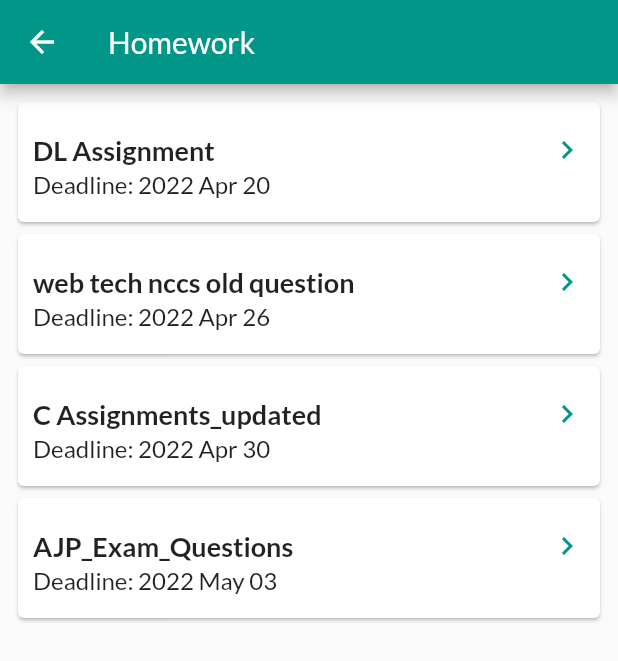
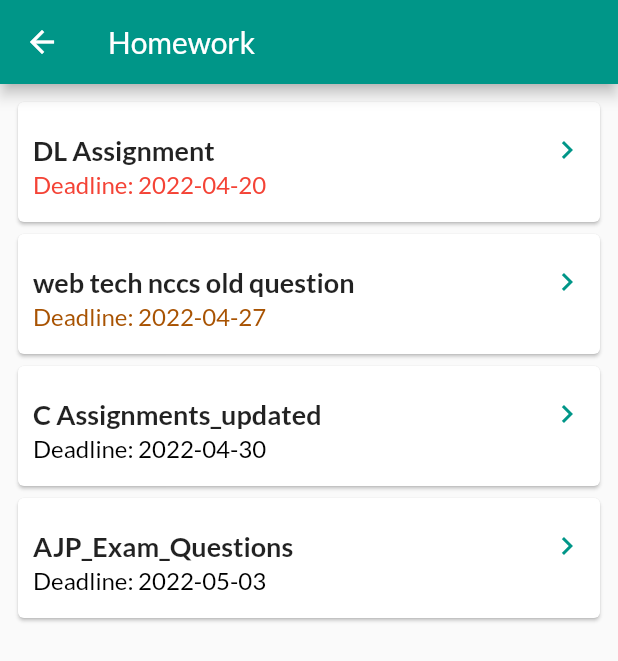
Before and after one commit to sitaitani/30DaysOfFlutter, a Flutter app: the screen it shows after launch, in the side drawer, after a tap on "Homework", on a phone screen of 412 x 824 dp. Shown: the top 661 px of the screen. Run offline on Flutter 3.47's test engine with Material 2 defaults, Android fonts, the phone set to English and light mode, and no system bars; our stand-ins replace firebase_core, firebase_database, firebase_messaging, flutter_local_notifications, google_fonts, share_plus and 1 more; missing offline and left inert: syncfusion_flutter_pdf, syncfusion_flutter_pdfviewer; accounts and stored records are empty.

Commit message:
Added color for dashboard

```diff
--- a/lib/main.dart
+++ b/lib/main.dart
@@ -69,6 +69,9 @@ class _MyAppState extends State<MyApp> {
     FirebaseMessaging.onMessage.listen((RemoteMessage message) {
       RemoteNotification? notification = message.notification;
       AndroidNotification? android = message.notification?.android;
+
+
+
       if (notification != null && android != null) {
         flutterLocalNotificationsPlugin.show(
             notification.hashCode,
--- a/lib/widgets/homework.dart
+++ b/lib/widgets/homework.dart
@@ -26,18 +26,18 @@ class _ListviewHomeworkState extends State<ListviewHomework> {
       HomeworkData(
           "DL Assignment",
           // "Question 1, //Question 7 and Question of chapter 2",
-          "2022 Apr 20"),
+          "2022-04-20"),
       HomeworkData(
           "web tech nccs old question", //"Question 1, Question 7 and Question of chapter 2",
-          "2022 Apr 26"),
+          "2022-04-27"),
       HomeworkData(
           "C Assignments_updated",
           //"Question 1, Question 7 and Question of chapter 2",
-          "2022 Apr 30"),
+          "2022-04-30"),
           HomeworkData(
           "AJP_Exam_Questions",
           //"Question 1, Question 7 and Question of chapter 2",
-          "2022 May 03"),
+          "2022-05-03"),
     ];
 
     setState(() {
@@ -114,8 +114,18 @@ class _ListviewHomeworkState extends State<ListviewHomework> {
                                 ),
                               ),
                               Text(
+
+
                                 "Deadline: " + homeworkdataList[index].deadline,
-                                style: Style.normalContentStyle,
+                                style: TextStyle(
+    fontStyle: FontStyle.normal,
+    fontWeight: FontWeight.normal,
+    fontSize: 16.0,
+    color: isDeadlinedPassed(homeworkdataList[index].deadline) == "same" ? Color.fromARGB(254, 168, 82, 1):
+    isDeadlinedPassed(homeworkdataList[index].deadline) == "passed" ? Colors.red :
+    Colors.black,
+    height: 1.3,
+  ),
                                 overflow: TextOverflow.ellipsis,
                                 maxLines: 2,
                               ),
@@ -128,4 +138,27 @@ class _ListviewHomeworkState extends State<ListviewHomework> {
             ),
     );
   }
+
+  String isDeadlinedPassed(String deadlineDate) {
+    final deadlinedDate = DateTime.parse(deadlineDate);
+
+    final currentDate = DateTime.now();
+
+print(deadlinedDate);
+print(currentDate);
+    if (deadlinedDate.isSameDate(currentDate)) {
+      return "same";
+    } else if (deadlinedDate.compareTo(currentDate) <= 0) {
+      return "passed";
+    }
+    return "none";
+  }
 }
+
+
+extension DateOnlyCompare on DateTime {
+  bool isSameDate(DateTime other) {
+    return year == other.year && month == other.month
+           && day == other.day;
+  }
+}
```
